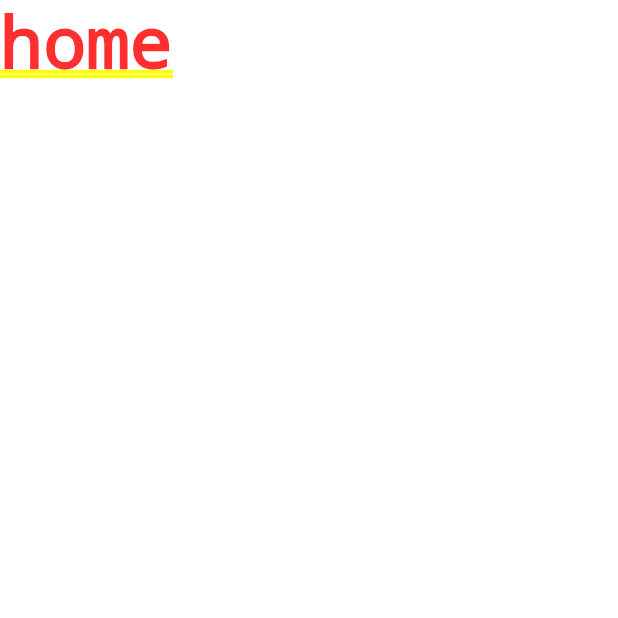
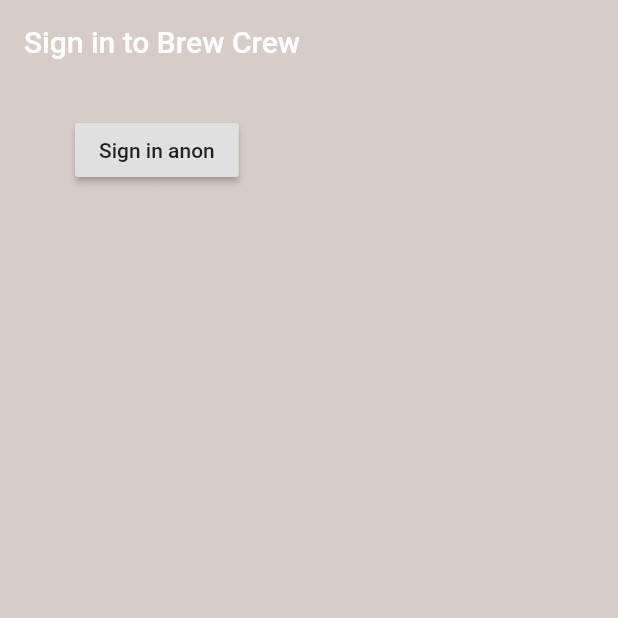
Before and after one commit to anojan1996/brew-crew, a Flutter app: the screen it shows after launch, on a phone screen of 412 x 824 dp, the top half of it. Run offline on Flutter 3.47's test engine with Material 2 defaults, Android fonts, the phone set to English and light mode, and no system bars; our stand-ins replace firebase_auth; accounts and stored records are empty.

Commit message:
Anonymous Sign in

```diff
--- a/lib/screens/authenticate/authenticate.dart
+++ b/lib/screens/authenticate/authenticate.dart
@@ -1,3 +1,4 @@
+import 'package:brew_crew/screens/authenticate/sign_in.dart';
 import 'package:flutter/material.dart';
 
 class Authenticate extends StatefulWidget {
@@ -9,7 +10,7 @@ class _AuthenticateState extends State<Authenticate> {
   @override
   Widget build(BuildContext context) {
     return Container(
-      child: Text('authenticate'),
+      child: SignIn(),
 
     );
   }
--- /dev/null
+++ b/lib/screens/authenticate/sign_in.dart
@@ -0,0 +1,38 @@
+import 'package:brew_crew/services/auth.dart';
+import 'package:flutter/material.dart';
+
+class SignIn extends StatefulWidget {
+  @override
+  _SignInState createState() => _SignInState();
+}
+
+class _SignInState extends State<SignIn> {
+  final AuthService _auth = AuthService();
+    @override
+  Widget build(BuildContext context) {
+    return Scaffold(
+      backgroundColor: Colors.brown[100],
+      appBar: AppBar(
+        backgroundColor: Colors.brown[100],
+        elevation: 0.0,
+        title: Text('Sign in to Brew Crew'),
+      ),
+      body: Container(
+        padding: EdgeInsets.symmetric(vertical: 20.0, horizontal: 50.0),
+          child: RaisedButton(
+            child: Text('Sign in anon'),
+            onPressed: () async{
+              dynamic result = await _auth.signInAnon();
+              if (result == null){
+                print('error signing in');
+              }else{
+                print('signed in');
+                print(result);
+              }
+            },
+            ),
+            ),
+
+    );
+  }
+}
--- a/lib/screens/wrapper.dart
+++ b/lib/screens/wrapper.dart
@@ -1,9 +1,9 @@
-import 'package:brew_crew/screens/home/home.dart';
+import 'package:brew_crew/screens/authenticate/authenticate.dart';
 import 'package:flutter/material.dart';
 
 class Wrapper  extends StatelessWidget {
   @override
   Widget build(BuildContext context) {
-    return Home();
+    return Authenticate();
   }
 }
```
